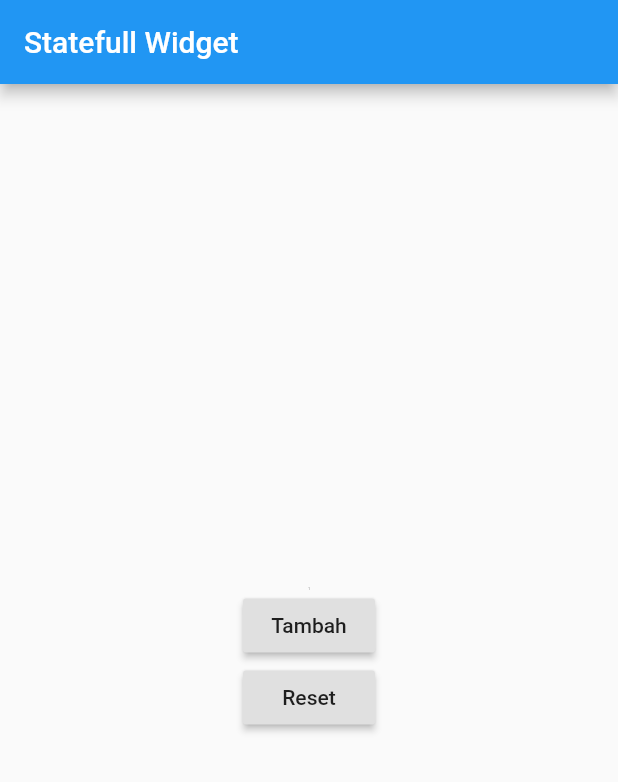
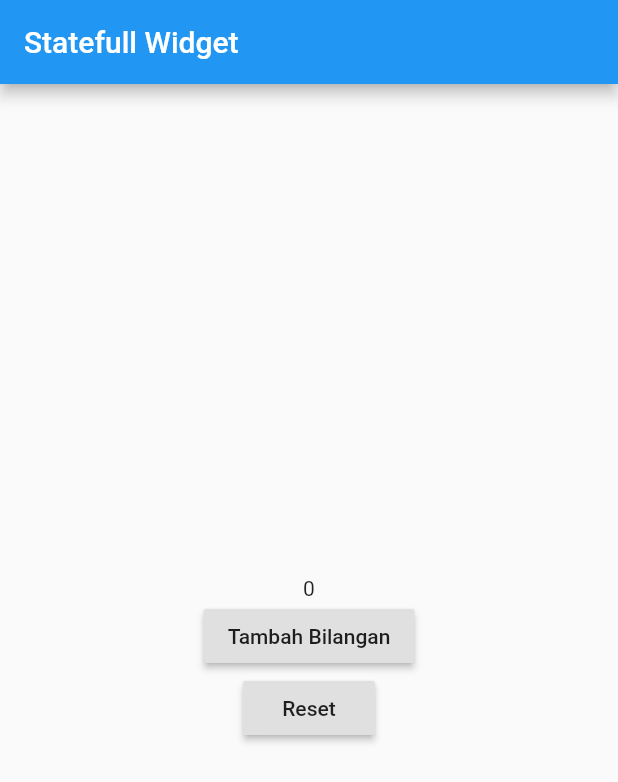
Before and after one commit to Apryn/counter, a Flutter app: the screen it shows after launch, on a phone screen of 412 x 824 dp. Shown: the top 782 px of the screen. Run offline on Flutter 3.47's test engine with Material 2 defaults, Android fonts, the phone set to English and light mode, and no system bars.

Commit message:
Anonymous Method

```diff
--- a/lib/main.dart
+++ b/lib/main.dart
@@ -3,52 +3,46 @@ import 'package:flutter/material.dart';
 void main() => runApp(MyApp());
 
 class MyApp extends StatefulWidget {
+  const MyApp({Key? key}) : super(key: key);
+
   @override
   _MyAppState createState() => _MyAppState();
 }
 
 class _MyAppState extends State<MyApp> {
-  int number = 1;
-  int reset = 1;
-  void tekantombol() {
-    setState(() {
-      number = number + 1;
-    });
-  }
-
-  void clear() {
-    setState(() {
-      number = reset;
-    });
-  }
-
+  int number = 0;
   @override
   Widget build(BuildContext context) {
     return MaterialApp(
-        debugShowCheckedModeBanner: false,
       home: Scaffold(
         appBar: AppBar(
-            title: const Text("Statefull Widget"),
+          title: Text('Statefull Widget'),
         ),
         body: Center(
           child: Column(
             mainAxisAlignment: MainAxisAlignment.center,
             children: [
-                Text(
-                  number.toString(),
-                  style: TextStyle(fontSize: 1 + number.toDouble()),
-                ),
+              Text(number.toString()),
               RaisedButton(
-                  child: Text('Tambah'),
-                  onPressed: tekantombol,
+                child: Text('Tambah Bilangan'),
+                onPressed: () {
+                  setState(() {
+                    number = number + 1;
+                  });
+                },
               ),
               RaisedButton(
                 child: Text('Reset'),
-                  onPressed: clear,
+                onPressed: () {
+                  setState(() {
+                    number;
+                  });
+                },
               )
             ],
           ),
         ),
-        ));
+      ),
+    );
   }
 }
```
Lines whose indentation alone changed are shown as unchanged.
